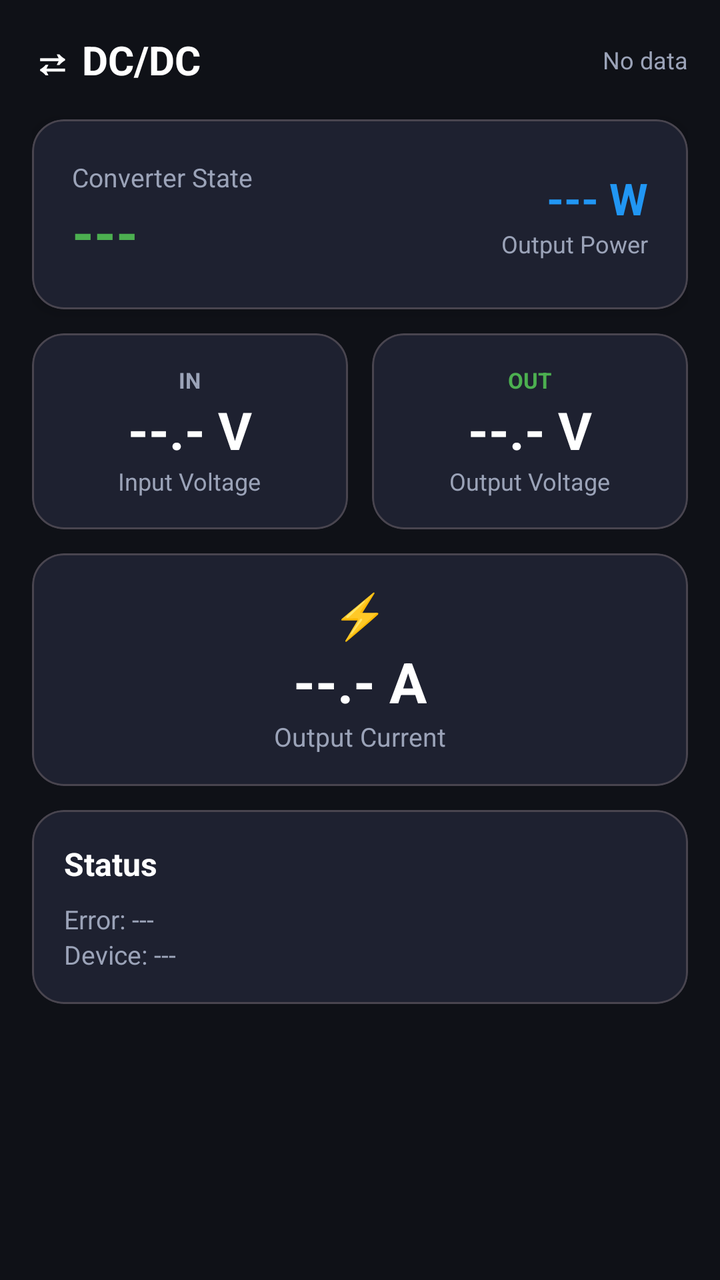
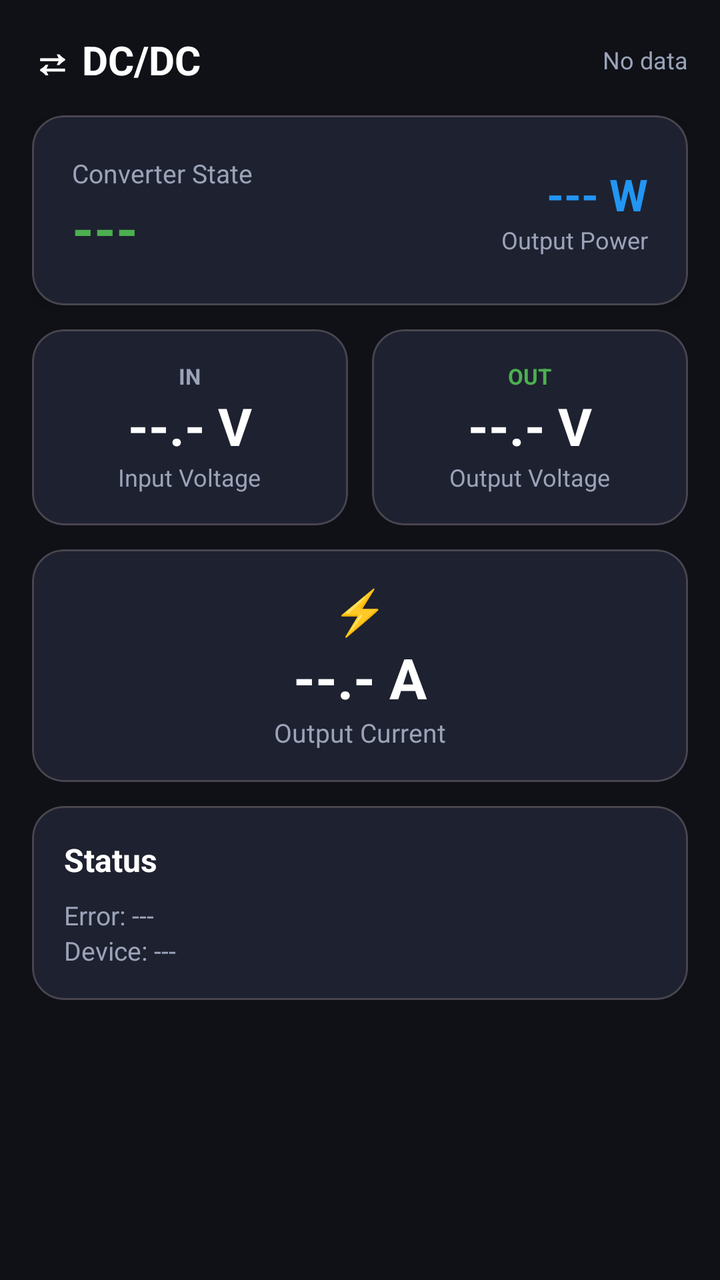

An Android layout rendered at two revisions. The XML below is the earlier revision; the diff shows what the commit changed to produce the second picture.
<!-- AndroidManifest.xml: application theme Theme.VanaccessBMS -->
<!-- res/layout/fragment_orion.xml -->
<?xml version="1.0" encoding="utf-8"?>
<ScrollView xmlns:android="http://schemas.android.com/apk/res/android"
    xmlns:app="http://schemas.android.com/apk/res-auto"
    android:layout_width="match_parent"
    android:layout_height="match_parent"
    android:background="@color/bg_dark"
    android:fillViewport="true">

    <LinearLayout
        android:layout_width="match_parent"
        android:layout_height="wrap_content"
        android:orientation="vertical"
        android:padding="16dp">

        
        <LinearLayout
            android:layout_width="match_parent"
            android:layout_height="wrap_content"
            android:orientation="horizontal"
            android:gravity="center_vertical"
            android:layout_marginBottom="16dp">

            <TextView
                android:text="@string/lbl_dcdc_icon"
                android:textColor="@color/text_primary"
                android:textSize="20sp"
                android:textStyle="bold"
                android:layout_width="0dp"
                android:layout_height="wrap_content"
                android:layout_weight="1" />

            <TextView
                android:id="@+id/tv_orion_updated"
                android:text="@string/lbl_no_data"
                android:textColor="@color/text_secondary"
                android:textSize="12sp"
                android:layout_width="wrap_content"
                android:layout_height="wrap_content" />
        </LinearLayout>

        
        <com.google.android.material.card.MaterialCardView
            android:id="@+id/card_orion_not_configured"
            android:layout_width="match_parent"
            android:layout_height="wrap_content"
            android:layout_marginBottom="12dp"
            android:visibility="gone"
            app:cardBackgroundColor="@color/card_dark"
            app:cardCornerRadius="16dp">
            <TextView
                android:text="@string/lbl_no_orion"
                android:textColor="@color/text_secondary"
                android:textSize="14sp"
                android:padding="20dp"
                android:layout_width="match_parent"
                android:layout_height="wrap_content" />
        </com.google.android.material.card.MaterialCardView>

        
        <com.google.android.material.card.MaterialCardView
            android:id="@+id/card_orion_main"
            android:layout_width="match_parent"
            android:layout_height="wrap_content"
            android:layout_marginBottom="12dp"
            app:cardBackgroundColor="@color/card_dark"
            app:cardCornerRadius="16dp"
            app:cardElevation="4dp">

            <LinearLayout
                android:layout_width="match_parent"
                android:layout_height="wrap_content"
                android:orientation="horizontal"
                android:gravity="center_vertical"
                android:padding="20dp">

                <LinearLayout
                    android:layout_width="0dp"
                    android:layout_height="wrap_content"
                    android:layout_weight="1"
                    android:orientation="vertical">

                    <TextView
                        android:text="@string/lbl_converter_state"
                        android:textColor="@color/text_secondary"
                        android:textSize="13sp"
                        android:layout_width="wrap_content"
                        android:layout_height="wrap_content" />

                    <TextView
                        android:id="@+id/tv_orion_state"
                        android:text="---"
                        android:textColor="@color/accent_green"
                        android:textSize="28sp"
                        android:textStyle="bold"
                        android:layout_width="wrap_content"
                        android:layout_height="wrap_content" />
                </LinearLayout>

                <LinearLayout
                    android:layout_width="wrap_content"
                    android:layout_height="wrap_content"
                    android:orientation="vertical"
                    android:gravity="end">

                    <TextView
                        android:id="@+id/tv_orion_power"
                        android:text="--- W"
                        android:textColor="@color/accent_blue"
                        android:textSize="22sp"
                        android:textStyle="bold"
                        android:layout_width="wrap_content"
                        android:layout_height="wrap_content" />

                    <TextView
                        android:text="@string/lbl_output_power"
                        android:textColor="@color/text_secondary"
                        android:textSize="12sp"
                        android:layout_width="wrap_content"
                        android:layout_height="wrap_content" />
                </LinearLayout>
            </LinearLayout>
        </com.google.android.material.card.MaterialCardView>

        
        <LinearLayout
            android:layout_width="match_parent"
            android:layout_height="wrap_content"
            android:orientation="horizontal"
            android:layout_marginBottom="12dp">

            <com.google.android.material.card.MaterialCardView
                android:layout_width="0dp"
                android:layout_height="wrap_content"
                android:layout_weight="1"
                android:layout_marginEnd="6dp"
                app:cardBackgroundColor="@color/card_dark"
                app:cardCornerRadius="16dp">
                <LinearLayout
                    android:layout_width="match_parent"
                    android:layout_height="wrap_content"
                    android:orientation="vertical"
                    android:padding="16dp"
                    android:gravity="center">
                    <TextView
                        android:text="IN"
                        android:textColor="@color/text_secondary"
                        android:textSize="11sp"
                        android:textStyle="bold"
                        android:layout_width="wrap_content"
                        android:layout_height="wrap_content" />
                    <TextView
                        android:id="@+id/tv_orion_vin"
                        android:text="--.- V"
                        android:textColor="@color/text_primary"
                        android:textSize="26sp"
                        android:textStyle="bold"
                        android:layout_width="wrap_content"
                        android:layout_height="wrap_content" />
                    <TextView
                        android:text="@string/lbl_input_voltage"
                        android:textColor="@color/text_secondary"
                        android:textSize="12sp"
                        android:layout_width="wrap_content"
                        android:layout_height="wrap_content" />
                </LinearLayout>
            </com.google.android.material.card.MaterialCardView>

            <com.google.android.material.card.MaterialCardView
                android:layout_width="0dp"
                android:layout_height="wrap_content"
                android:layout_weight="1"
                android:layout_marginStart="6dp"
                app:cardBackgroundColor="@color/card_dark"
                app:cardCornerRadius="16dp">
                <LinearLayout
                    android:layout_width="match_parent"
                    android:layout_height="wrap_content"
                    android:orientation="vertical"
                    android:padding="16dp"
                    android:gravity="center">
                    <TextView
                        android:text="OUT"
                        android:textColor="@color/accent_green"
                        android:textSize="11sp"
                        android:textStyle="bold"
                        android:layout_width="wrap_content"
                        android:layout_height="wrap_content" />
                    <TextView
                        android:id="@+id/tv_orion_vout"
                        android:text="--.- V"
                        android:textColor="@color/text_primary"
                        android:textSize="26sp"
                        android:textStyle="bold"
                        android:layout_width="wrap_content"
                        android:layout_height="wrap_content" />
                    <TextView
                        android:text="@string/lbl_output_voltage"
                        android:textColor="@color/text_secondary"
                        android:textSize="12sp"
                        android:layout_width="wrap_content"
                        android:layout_height="wrap_content" />
                </LinearLayout>
            </com.google.android.material.card.MaterialCardView>
        </LinearLayout>

        
        <com.google.android.material.card.MaterialCardView
            android:layout_width="match_parent"
            android:layout_height="wrap_content"
            android:layout_marginBottom="12dp"
            app:cardBackgroundColor="@color/card_dark"
            app:cardCornerRadius="16dp">
            <LinearLayout
                android:layout_width="match_parent"
                android:layout_height="wrap_content"
                android:orientation="vertical"
                android:padding="16dp"
                android:gravity="center">
                <TextView
                    android:text="⚡"
                    android:textSize="22sp"
                    android:layout_width="wrap_content"
                    android:layout_height="wrap_content" />
                <TextView
                    android:id="@+id/tv_orion_current"
                    android:text="--.- A"
                    android:textColor="@color/text_primary"
                    android:textSize="28sp"
                    android:textStyle="bold"
                    android:layout_width="wrap_content"
                    android:layout_height="wrap_content" />
                <TextView
                    android:text="@string/lbl_output_current"
                    android:textColor="@color/text_secondary"
                    android:textSize="13sp"
                    android:layout_width="wrap_content"
                    android:layout_height="wrap_content" />
            </LinearLayout>
        </com.google.android.material.card.MaterialCardView>

        
        <com.google.android.material.card.MaterialCardView
            android:layout_width="match_parent"
            android:layout_height="wrap_content"
            android:layout_marginBottom="16dp"
            app:cardBackgroundColor="@color/card_dark"
            app:cardCornerRadius="16dp">
            <LinearLayout
                android:layout_width="match_parent"
                android:layout_height="wrap_content"
                android:orientation="vertical"
                android:padding="16dp">
                <TextView
                    android:text="@string/lbl_status"
                    android:textColor="@color/text_primary"
                    android:textSize="16sp"
                    android:textStyle="bold"
                    android:layout_width="wrap_content"
                    android:layout_height="wrap_content"
                    android:layout_marginBottom="8dp" />
                <TextView
                    android:id="@+id/tv_orion_error"
                    android:text="Error: ---"
                    android:textColor="@color/text_secondary"
                    android:textSize="13sp"
                    android:layout_width="match_parent"
                    android:layout_height="wrap_content" />
                <TextView
                    android:id="@+id/tv_orion_device_name"
                    android:text="Device: ---"
                    android:textColor="@color/text_secondary"
                    android:textSize="13sp"
                    android:layout_width="match_parent"
                    android:layout_height="wrap_content" />
            </LinearLayout>
        </com.google.android.material.card.MaterialCardView>

    </LinearLayout>
</ScrollView>
<!-- resources referenced by this layout -->
<resources>
  <color name="accent_blue">#2196F3</color>
  <color name="accent_green">#4CAF50</color>
  <color name="bg_dark">#0F1117</color>
  <color name="card_dark">#1E2130</color>
  <color name="text_primary">#FFFFFF</color>
  <color name="text_secondary">#9BA3B8</color>
  <string name="lbl_converter_state">Converter State</string>
  <string name="lbl_dcdc_icon">⇄ DC/DC</string>
  <string name="lbl_input_voltage">Input Voltage</string>
  <string name="lbl_no_data">No data</string>
  <string name="lbl_no_orion">No Orion device configured.\nGo to Settings → Victron Smart Orion to assign a device.</string>
  <string name="lbl_output_current">Output Current</string>
  <string name="lbl_output_power">Output Power</string>
  <string name="lbl_output_voltage">Output Voltage</string>
  <string name="lbl_status">Status</string>
  <style name="Theme.VanaccessBMS" parent="Theme.Material3.Dark.NoActionBar">
          <item name="colorPrimary">@color/accent_blue</item>
          <item name="colorPrimaryVariant">@color/accent_blue</item>
          <item name="colorOnPrimary">@color/white</item>
          <item name="colorSecondary">@color/accent_green</item>
          <item name="colorOnSecondary">@color/white</item>
          <item name="colorSurface">@color/surface_dark</item>
          <item name="colorOnSurface">@color/text_primary</item>
          <item name="android:colorBackground">@color/bg_dark</item>
          <item name="android:windowBackground">@color/bg_dark</item>
          <item name="colorControlActivated">@color/accent_blue</item>
          <item name="colorControlNormal">@color/text_secondary</item>
      </style>
  <color name="white">#FFFFFFFF</color>
  <color name="surface_dark">#1A1D27</color>
</resources>

<!-- the commit's change to res/layout/fragment_orion.xml (unified diff, before → after) -->
@@ -1,16 +1,10 @@
 <?xml version="1.0" encoding="utf-8"?>
-<ScrollView xmlns:android="http://schemas.android.com/apk/res/android"
+<LinearLayout xmlns:android="http://schemas.android.com/apk/res/android"
     xmlns:app="http://schemas.android.com/apk/res-auto"
     android:layout_width="match_parent"
     android:layout_height="match_parent"
-    android:background="@color/bg_dark"
-    android:fillViewport="true">
-
-    <LinearLayout
-        android:layout_width="match_parent"
-        android:layout_height="wrap_content"
-        android:orientation="vertical"
-        android:padding="16dp">
+    android:orientation="vertical"
+    android:background="@color/bg_dark">
 
         
         <LinearLayout
@@ -18,7 +12,12 @@
             android:layout_height="wrap_content"
             android:orientation="horizontal"
             android:gravity="center_vertical"
-            android:layout_marginBottom="16dp">
+            android:paddingStart="16dp"
+            android:paddingEnd="16dp"
+            android:paddingTop="16dp"
+            android:paddingBottom="10dp"
+            android:background="@color/bg_dark"
+            android:elevation="2dp">
 
             <TextView
                 android:text="@string/lbl_dcdc_icon"
@@ -38,6 +37,22 @@
                 android:layout_height="wrap_content" />
         </LinearLayout>
 
+    <ScrollView
+        android:layout_width="match_parent"
+        android:layout_height="0dp"
+        android:layout_weight="1"
+        android:fillViewport="true">
+
+    <LinearLayout
+        android:layout_width="match_parent"
+        android:layout_height="wrap_content"
+        android:orientation="vertical"
+        android:paddingStart="16dp"
+        android:paddingEnd="16dp"
+        android:paddingBottom="16dp"
+        android:paddingTop="4dp">
+
+
         
         <com.google.android.material.card.MaterialCardView
             android:id="@+id/card_orion_not_configured"
@@ -276,4 +291,5 @@
         </com.google.android.material.card.MaterialCardView>
 
     </LinearLayout>
-</ScrollView>
+    </ScrollView>
+</LinearLayout>
